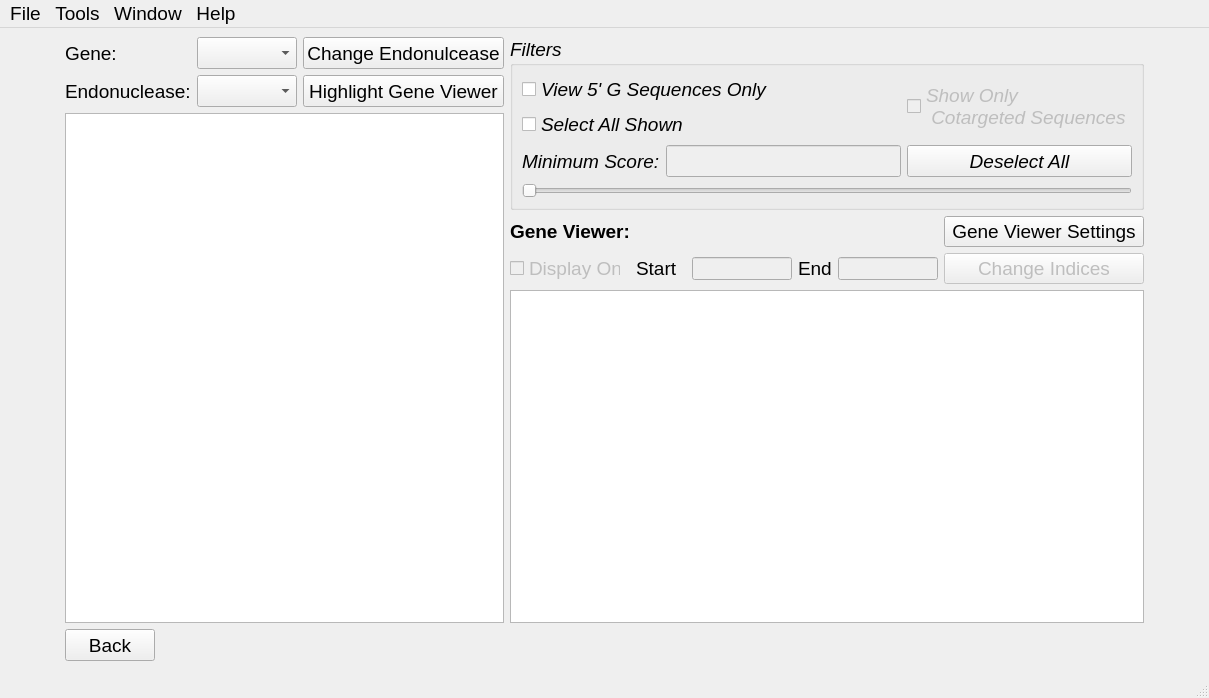
TrinhLab/CASPERapp, file resultsWindow.ui: the form before one commit.
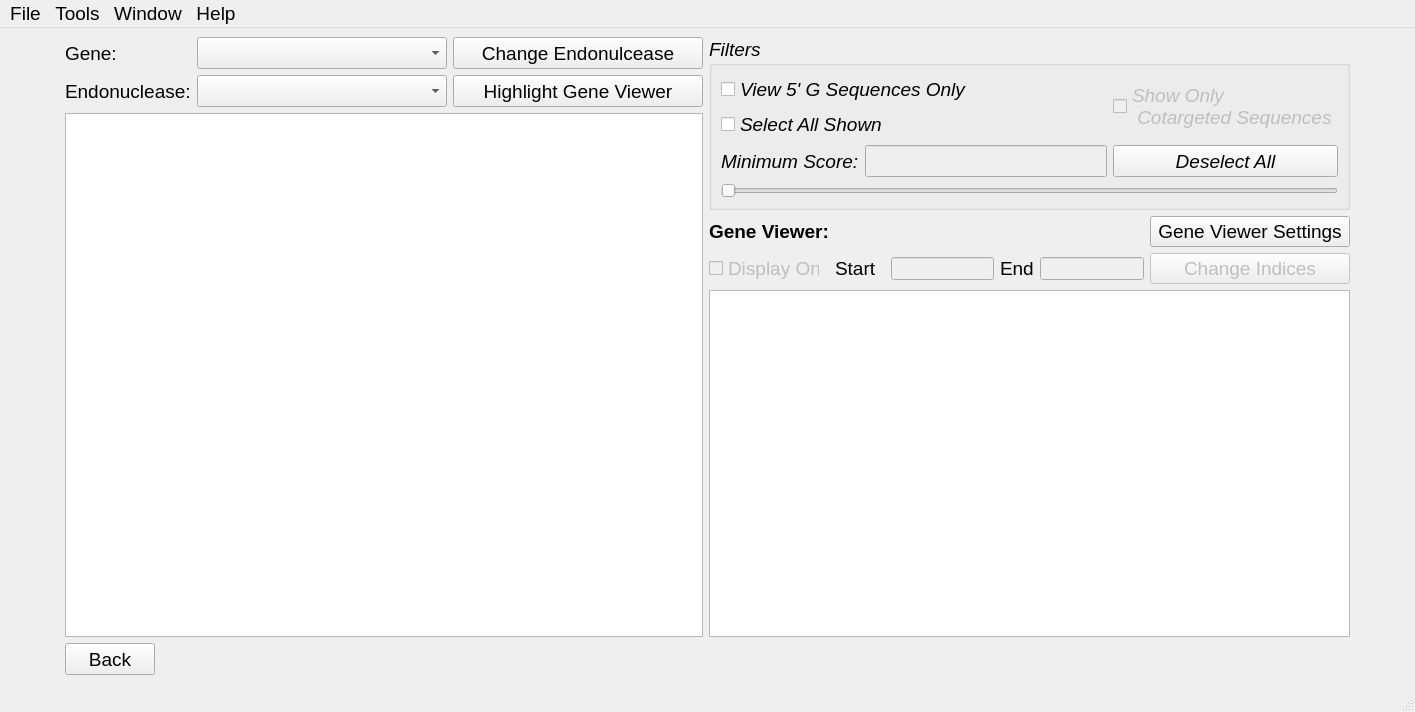
The form after the commit.

The edit to the form file:
```diff
--- a/resultsWindow.ui
+++ b/resultsWindow.ui
@@ -6,8 +6,8 @@
    <rect>
     <x>0</x>
     <y>0</y>
-    <width>1180</width>
-    <height>698</height>
+    <width>1415</width>
+    <height>712</height>
    </rect>
   </property>
   <property name="font">
@@ -355,6 +355,12 @@
       </item>
       <item row="0" column="1">
        <widget class="QComboBox" name="comboBoxGene">
+        <property name="minimumSize">
+         <size>
+          <width>250</width>
+          <height>0</height>
+         </size>
+        </property>
         <property name="maximumSize">
          <size>
           <width>4000</width>
@@ -375,6 +381,12 @@
       </item>
       <item row="1" column="1">
        <widget class="QComboBox" name="endonucleaseBox">
+        <property name="minimumSize">
+         <size>
+          <width>250</width>
+          <height>0</height>
+         </size>
+        </property>
         <property name="maximumSize">
          <size>
           <width>4000</width>
@@ -393,13 +405,13 @@
        <widget class="QPushButton" name="changeEndoButton">
         <property name="minimumSize">
          <size>
-          <width>0</width>
+          <width>250</width>
           <height>32</height>
          </size>
         </property>
         <property name="maximumSize">
          <size>
-          <width>300</width>
+          <width>16777215</width>
           <height>32</height>
          </size>
         </property>
@@ -412,13 +424,13 @@
        <widget class="QPushButton" name="highlight_gene_viewer_button">
         <property name="minimumSize">
          <size>
-          <width>0</width>
+          <width>250</width>
           <height>32</height>
          </size>
         </property>
         <property name="maximumSize">
          <size>
-          <width>300</width>
+          <width>16777215</width>
           <height>32</height>
          </size>
         </property>
@@ -496,8 +508,8 @@
     <rect>
      <x>0</x>
      <y>0</y>
-     <width>1180</width>
-     <height>24</height>
+     <width>1415</width>
+     <height>21</height>
     </rect>
    </property>
    <widget class="QMenu" name="menuFile">
```
